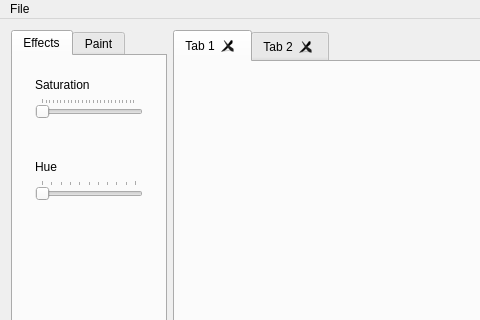
Above: EditPro/MainWindow.ui from goneyacine/Edit-Pro before the change; both pictures show x 0 to 480 and y 0 to 320 of the 721 by 544 pixel window. Below: the same form after it.
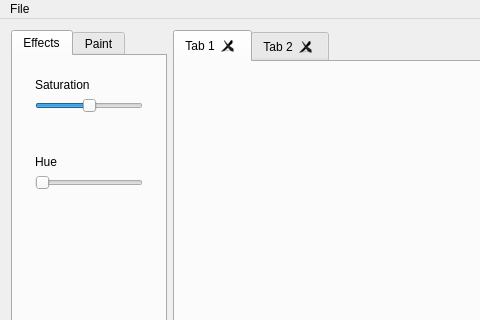
That is the form after the change. The open tabs and pages were chosen to show the change.

The edit to the form file:
```diff
--- a/EditPro/MainWindow.ui
+++ b/EditPro/MainWindow.ui
@@ -123,7 +123,16 @@
               <string notr="true"/>
              </property>
              <property name="maximum">
-              <number>255</number>
+              <number>100</number>
+             </property>
+             <property name="singleStep">
+              <number>1</number>
+             </property>
+             <property name="pageStep">
+              <number>1</number>
+             </property>
+             <property name="value">
+              <number>50</number>
              </property>
              <property name="orientation">
               <enum>Qt::Horizontal</enum>
@@ -135,7 +144,7 @@
               <bool>false</bool>
              </property>
              <property name="tickPosition">
-              <enum>QSlider::TicksAbove</enum>
+              <enum>QSlider::NoTicks</enum>
              </property>
              <property name="tickInterval">
               <number>0</number>
@@ -176,7 +185,7 @@
               <enum>Qt::Horizontal</enum>
              </property>
              <property name="tickPosition">
-              <enum>QSlider::TicksAbove</enum>
+              <enum>QSlider::NoTicks</enum>
              </property>
             </widget>
            </item>
```
Left out of the diff: 2 changed lines with no effect on the pictures.
